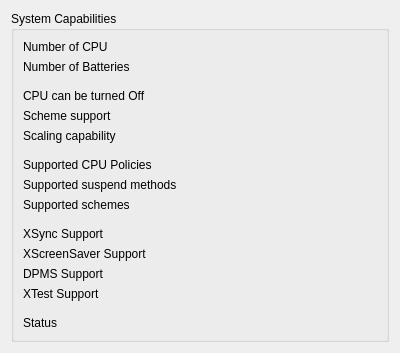
First picture: the form in kcmodule/capabilitiesPage.ui, repository KDE/powerdevil, before the edit.
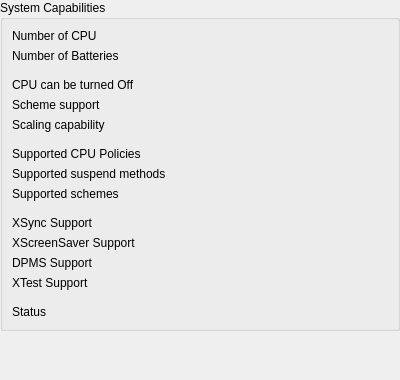
Second picture: the form after the edit.

Commit message: unecessary margins removed

Diff of the .ui file:
```diff
--- a/kcmodule/capabilitiesPage.ui
+++ b/kcmodule/capabilitiesPage.ui
@@ -6,13 +6,19 @@
     <x>0</x>
     <y>0</y>
     <width>400</width>
-    <height>324</height>
+    <height>380</height>
    </rect>
   </property>
   <property name="windowTitle" >
    <string/>
   </property>
   <layout class="QVBoxLayout" name="verticalLayout" >
+   <property name="spacing" >
+    <number>0</number>
+   </property>
+   <property name="margin" >
+    <number>0</number>
+   </property>
    <item>
     <widget class="QGroupBox" name="groupBox_5" >
      <property name="title" >
```
The commit also changes 4 other files.
